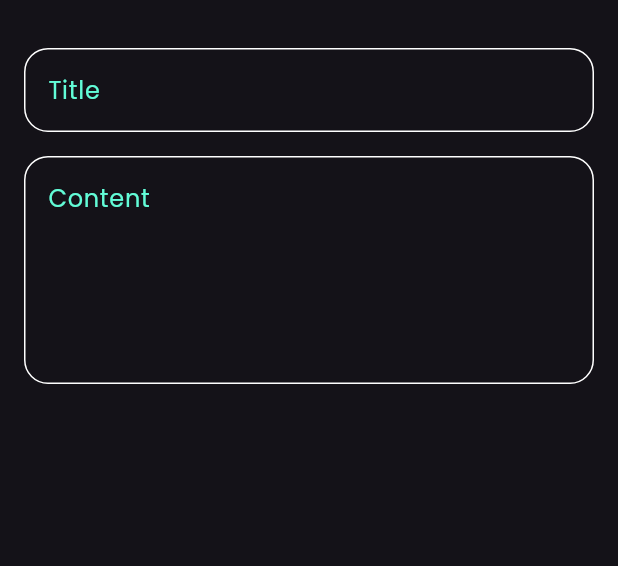
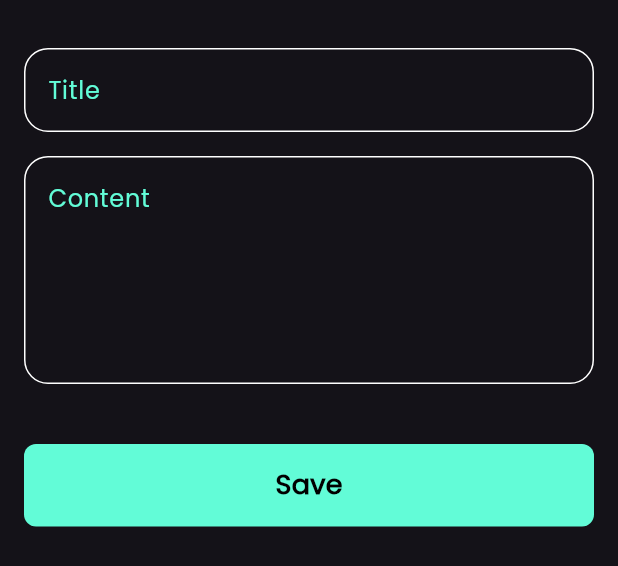
Before and after one commit to esraa-a11y/notes_app, a Flutter app: the AddNoteBottomSheet widget shown alone on an empty page, opened directly, on a phone screen of 412 x 824 dp. Shown: the top 566 px of the screen. Run offline on Flutter 3.47's test engine with Material 3 defaults, Android fonts, the phone set to English and light mode, and no system bars.

Commit message:
finish notes bottom sheet

```diff
--- a/lib/widgets/add_note_bottom_sheet.dart
+++ b/lib/widgets/add_note_bottom_sheet.dart
@@ -1,4 +1,5 @@
 import 'package:flutter/material.dart';
+import 'package:notes_app/constants.dart';
 import 'custom_text_field.dart';
 class AddNoteBottomSheet extends StatelessWidget {
   const AddNoteBottomSheet({Key? key}) : super(key: key);
@@ -7,6 +8,8 @@ class AddNoteBottomSheet extends StatelessWidget {
   Widget build(BuildContext context) {
     return Padding(
       padding: const EdgeInsets.symmetric(horizontal: 16.0),
+
+        child: SingleChildScrollView(
           child: Column(
             children: [
               SizedBox(
@@ -17,9 +20,34 @@ class AddNoteBottomSheet extends StatelessWidget {
                 height: 16,
               ),
               CustomTextField(hint: 'Content',maxLines: 5,),
+              SizedBox(height: 40,),
+              CustomButton(),
+              SizedBox(height: 30,),
 
             ],
           ),
+        ),
+
     );
   }
 }
+class CustomButton extends StatelessWidget {
+  const CustomButton({Key? key}) : super(key: key);
+
+  @override
+  Widget build(BuildContext context) {
+    return Container(
+      decoration: BoxDecoration(
+        color: kPrimaryColor,
+        borderRadius: BorderRadius.circular(8),
+      ),
+      width: MediaQuery.of(context).size.width,
+      height: 55,
+      child: Center(child: Text('Save',style: TextStyle(
+        color: Colors.black,
+        fontSize: 18,
+        fontWeight: FontWeight.bold,
+      ),)),
+    );
+  }
+}
```
Lines whose indentation alone changed are shown as unchanged.
